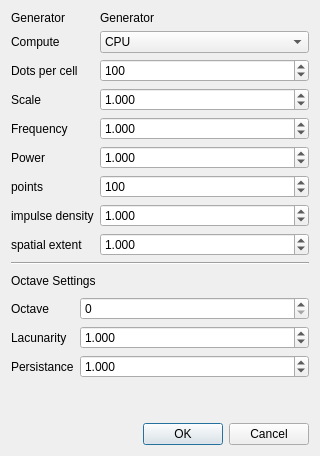
This is src/apps/generator_settings_dialog.ui in b3h4re/world-gen as Qt 5 draws it before an edit. The edited form follows.
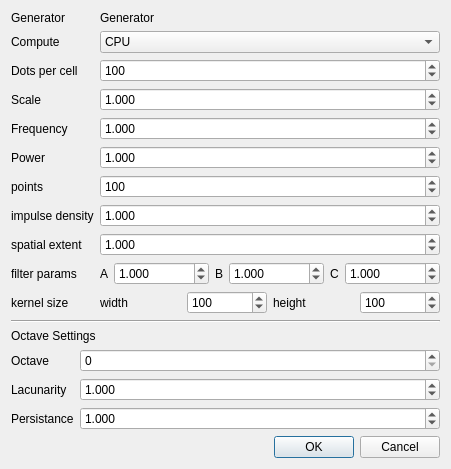
This is the edited form.

The edit to the form file:
```diff
--- a/src/apps/generator_settings_dialog.ui
+++ b/src/apps/generator_settings_dialog.ui
@@ -221,6 +221,146 @@
        </property>
       </widget>
      </item>
+     <item row="9" column="0">
+      <widget class="QLabel" name="separableFilterParamsLabel">
+       <property name="text">
+        <string>filter params</string>
+       </property>
+      </widget>
+     </item>
+     <item row="9" column="1">
+      <layout class="QHBoxLayout" name="separableFilterHorizontalLayout">
+       <item>
+        <widget class="QLabel" name="separableFilterParamsALabel">
+         <property name="text">
+          <string>A</string>
+         </property>
+        </widget>
+       </item>
+       <item>
+        <widget class="QDoubleSpinBox" name="separableFilterParamsASpinBox">
+         <property name="decimals">
+          <number>3</number>
+         </property>
+         <property name="minimum">
+          <double>-1000000.000000000000000</double>
+         </property>
+         <property name="maximum">
+          <double>1000000.000000000000000</double>
+         </property>
+         <property name="singleStep">
+          <double>0.100000000000000</double>
+         </property>
+         <property name="value">
+          <double>1.000000000000000</double>
+         </property>
+        </widget>
+       </item>
+       <item>
+        <widget class="QLabel" name="separableFilterParamsBLabel">
+         <property name="text">
+          <string>B</string>
+         </property>
+        </widget>
+       </item>
+       <item>
+        <widget class="QDoubleSpinBox" name="separableFilterParamsBSpinBox">
+         <property name="decimals">
+          <number>3</number>
+         </property>
+         <property name="minimum">
+          <double>-1000000.000000000000000</double>
+         </property>
+         <property name="maximum">
+          <double>1000000.000000000000000</double>
+         </property>
+         <property name="singleStep">
+          <double>0.100000000000000</double>
+         </property>
+         <property name="value">
+          <double>1.000000000000000</double>
+         </property>
+        </widget>
+       </item>
+       <item>
+        <widget class="QLabel" name="separableFilterParamsCLabel">
+         <property name="text">
+          <string>C</string>
+         </property>
+        </widget>
+       </item>
+       <item>
+        <widget class="QDoubleSpinBox" name="separableFilterParamsCSpinBox">
+         <property name="decimals">
+          <number>3</number>
+         </property>
+         <property name="minimum">
+          <double>-1000000.000000000000000</double>
+         </property>
+         <property name="maximum">
+          <double>1000000.000000000000000</double>
+         </property>
+         <property name="singleStep">
+          <double>0.100000000000000</double>
+         </property>
+         <property name="value">
+          <double>1.000000000000000</double>
+         </property>
+        </widget>
+       </item>
+      </layout>
+     </item>
+     <item row="10" column="0">
+      <widget class="QLabel" name="kernelSizeLabel">
+       <property name="text">
+        <string>kernel size</string>
+       </property>
+      </widget>
+     </item>
+     <item row="10" column="1">
+      <layout class="QHBoxLayout" name="kernelSizeHorizontalLayout">
+       <item>
+        <widget class="QLabel" name="kernelWidthLabel">
+         <property name="text">
+          <string>width</string>
+         </property>
+        </widget>
+       </item>
+       <item>
+        <widget class="QSpinBox" name="kernelWidthSpinBox">
+         <property name="minimum">
+          <number>2</number>
+         </property>
+         <property name="maximum">
+          <number>2147483647</number>
+         </property>
+         <property name="value">
+          <number>100</number>
+         </property>
+        </widget>
+       </item>
+       <item>
+        <widget class="QLabel" name="kernelHeightLabel">
+         <property name="text">
+          <string>height</string>
+         </property>
+        </widget>
+       </item>
+       <item>
+        <widget class="QSpinBox" name="kernelHeightSpinBox">
+         <property name="minimum">
+          <number>2</number>
+         </property>
+         <property name="maximum">
+          <number>2147483647</number>
+         </property>
+         <property name="value">
+          <number>100</number>
+         </property>
+        </widget>
+       </item>
+      </layout>
+     </item>
     </layout>
    </item>
    <item>
```
